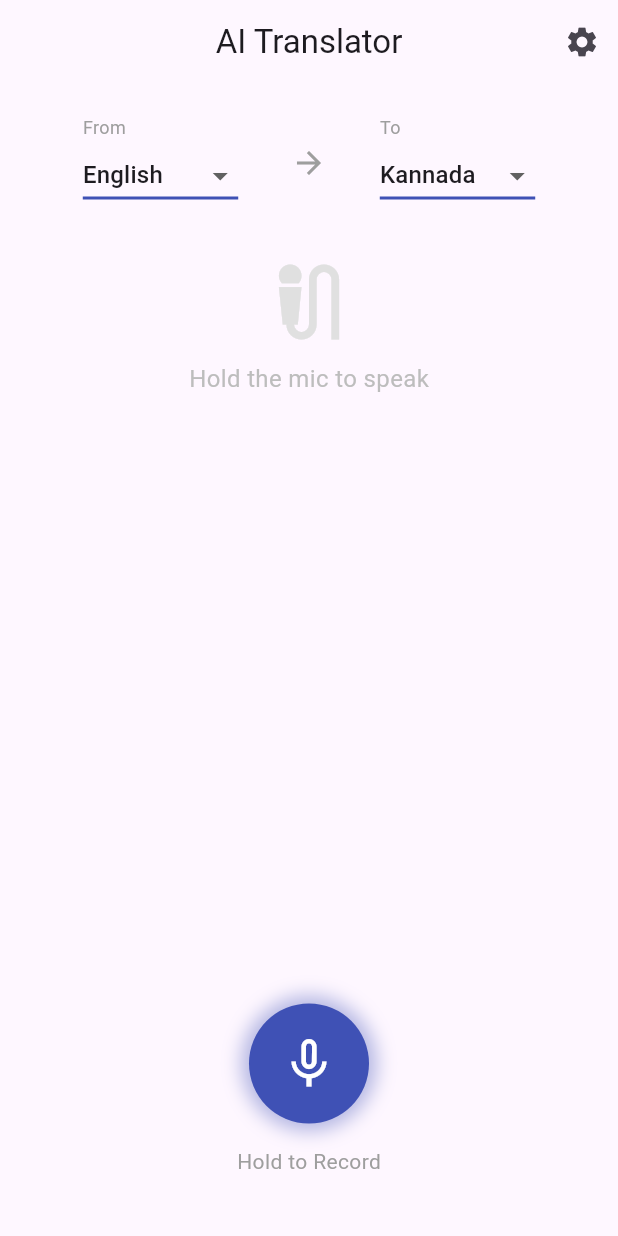
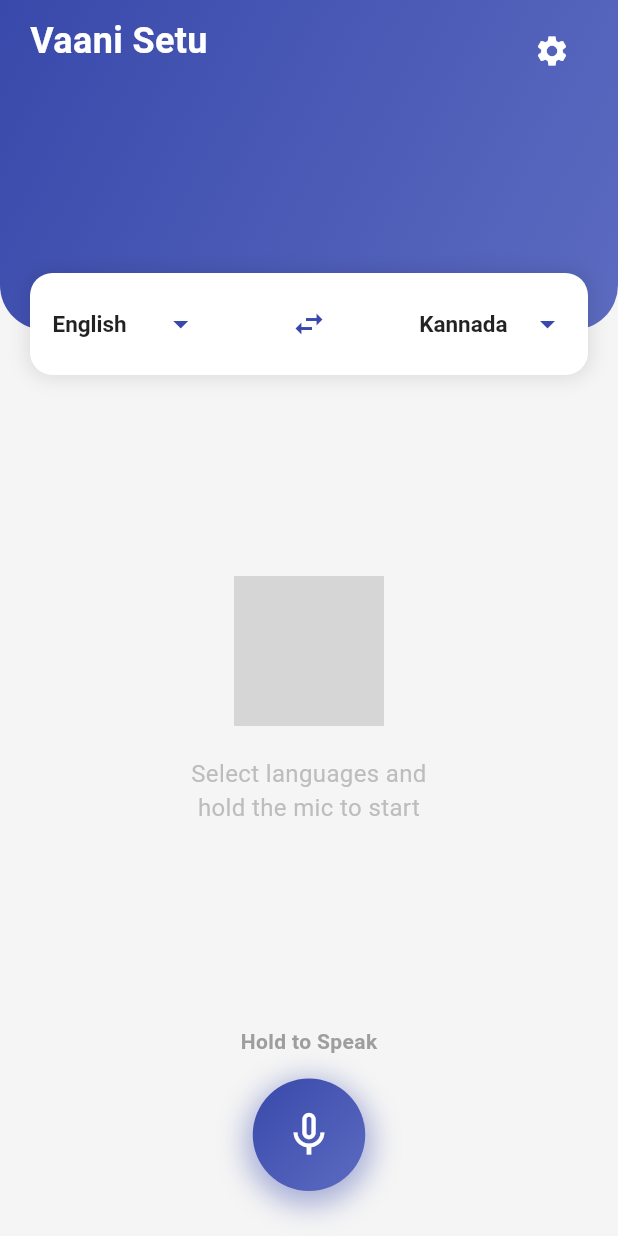
Before and after one commit to mithun00gowda/voice_translater_app_flutter, a Flutter app: the screen it shows after launch, on a phone screen of 412 x 824 dp. Run offline on Flutter 3.47's test engine with Material 3 defaults, Android fonts, the phone set to English and light mode, and no system bars; our stand-ins replace audioplayers, permission_handler, shared_preferences; missing offline and left inert: record; grey boxes are pictures that could not be loaded.

Commit message:
changes in design and work orieneted

```diff
--- a/lib/viewmodels/home_viewmodel.dart
+++ b/lib/viewmodels/home_viewmodel.dart
@@ -21,12 +21,7 @@ class HomeViewModel extends ChangeNotifier {
   String targetLanguage = 'Kannada';
 
   final List<String> languages = [
-    'English',
-    'Hindi',
-    'Kannada',
-    'Tamil',
-    'Telugu',
-    'Malayalam',
+    'English', 'Hindi', 'Kannada', 'Tamil', 'Telugu', 'Malayalam'
   ];
 
   bool get isRecording => _isRecording;
@@ -34,7 +29,17 @@ class HomeViewModel extends ChangeNotifier {
   TranslationModel? get translationData => _translationData;
   String get errorMessage => _errorMessage;
 
+  // === NEW: Clears old data automatically ===
+  void clearData() {
+    _translationData = null;
+    _errorMessage = '';
+    notifyListeners();
+  }
+
   Future<void> startRecording() async {
+    // 1. AUTO REFRESH: Clear previous results immediately
+    clearData();
+
     var status = await Permission.microphone.request();
     if (status != PermissionStatus.granted) {
       _errorMessage = "Microphone permission needed";
@@ -49,7 +54,6 @@ class HomeViewModel extends ChangeNotifier {
       if (await _audioRecorder.hasPermission()) {
         await _audioRecorder.start(const RecordConfig(), path: path);
         _isRecording = true;
-        _errorMessage = '';
         notifyListeners();
       }
     } catch (e) {
@@ -59,6 +63,7 @@ class HomeViewModel extends ChangeNotifier {
   }
 
   Future<void> stopRecording() async {
+    // Stop recorder
     final path = await _audioRecorder.stop();
     _isRecording = false;
     notifyListeners();
@@ -76,7 +81,7 @@ class HomeViewModel extends ChangeNotifier {
     _translationData = await _apiService.translateAudio(
       audioFile,
       sourceLanguage,
-      targetLanguage,
+      targetLanguage
     );
 
     _isLoading = false;
@@ -90,12 +95,8 @@ class HomeViewModel extends ChangeNotifier {
   }
 
   Future<void> playTranslatedAudio() async {
-    if (_translationData != null &&
-        _translationData!.audioFileName.isNotEmpty) {
-      // Wait for the correct URL (based on current IP settings)
-      String url = await _apiService.getAudioUrl(
-        _translationData!.audioFileName,
-      );
+    if (_translationData != null && _translationData!.audioFileName.isNotEmpty) {
+      String url = await _apiService.getAudioUrl(_translationData!.audioFileName);
       await _audioPlayer.play(UrlSource(url));
     }
   }
@@ -113,4 +114,13 @@ class HomeViewModel extends ChangeNotifier {
       notifyListeners();
     }
   }
+
+  // Swap languages for convenience
+  void swapLanguages() {
+    String temp = sourceLanguage;
+    sourceLanguage = targetLanguage;
+    targetLanguage = temp;
+    clearData(); // Clear data on swap
+    notifyListeners();
+  }
 }
--- a/lib/views/home_screen.dart
+++ b/lib/views/home_screen.dart
@@ -12,99 +12,161 @@ class HomeScreen extends StatelessWidget {
     final viewModel = Provider.of<HomeViewModel>(context);
 
     return Scaffold(
-      appBar: AppBar(
-        title: const Text("AI Translator"),
-        centerTitle: true,
-        elevation: 0,
-        actions: [
+      backgroundColor: Colors.grey[100], // Cleaner background
+      body: Column(
+        children: [
+          // ==============================
+          // 1. MODERN HEADER & LANGUAGES
+          // ==============================
+          Stack(
+            clipBehavior: Clip.none,
+            alignment: Alignment.bottomCenter,
+            children: [
+              // Blue Curved Background
+              Container(
+                height: 220,
+                width: double.infinity,
+                decoration: const BoxDecoration(
+                  gradient: LinearGradient(
+                    colors: [Color(0xFF3949AB), Color(0xFF5C6BC0)],
+                    begin: Alignment.topLeft,
+                    end: Alignment.bottomRight,
+                  ),
+                  borderRadius: BorderRadius.only(
+                    bottomLeft: Radius.circular(30),
+                    bottomRight: Radius.circular(30),
+                  ),
+                ),
+                child: SafeArea(
+                  child: Padding(
+                    padding: const EdgeInsets.symmetric(horizontal: 20, vertical: 10),
+                    child: Row(
+                      mainAxisAlignment: MainAxisAlignment.spaceBetween,
+                      crossAxisAlignment: CrossAxisAlignment.start,
+                      children: [
+                        const Text(
+                          "Vaani Setu",
+                          style: TextStyle(
+                            color: Colors.white,
+                            fontSize: 24,
+                            fontWeight: FontWeight.bold,
+                          ),
+                        ),
                         IconButton(
-            icon: const Icon(Icons.settings),
+                          icon: const Icon(Icons.settings, color: Colors.white),
                           onPressed: () {
                             Navigator.push(
                               context,
                               MaterialPageRoute(builder: (context) => const SettingsScreen()),
                             );
                           },
-          ),
+                        )
                       ],
                     ),
-      body: Padding(
-        padding: const EdgeInsets.all(20.0),
-        child: Column(
+                  ),
+                ),
+              ),
+
+              // Floating Language Selectors
+              Positioned(
+                bottom: -30,
+                left: 20,
+                right: 20,
+                child: Container(
+                  padding: const EdgeInsets.symmetric(horizontal: 15, vertical: 10),
+                  decoration: BoxDecoration(
+                    color: Colors.white,
+                    borderRadius: BorderRadius.circular(15),
+                    boxShadow: [
+                      BoxShadow(
+                        color: Colors.black.withOpacity(0.1),
+                        blurRadius: 10,
+                        spreadRadius: 2,
+                      )
+                    ],
+                  ),
+                  child: Row(
+                    mainAxisAlignment: MainAxisAlignment.spaceBetween,
                     children: [
-            // --- Language Selectors ---
-            Row(
-              mainAxisAlignment: MainAxisAlignment.spaceEvenly,
-              children: [
-                _buildDropdown(
-                  value: viewModel.sourceLanguage,
-                  items: viewModel.languages,
-                  onChanged: viewModel.setSourceLanguage,
-                  label: "From",
+                      _buildLangSelector(context, viewModel.sourceLanguage, viewModel.languages, viewModel.setSourceLanguage),
+
+                      // Swap Button
+                      IconButton(
+                        icon: const Icon(Icons.swap_horiz, color: Color(0xFF3949AB)),
+                        onPressed: viewModel.swapLanguages,
                       ),
-                const Icon(Icons.arrow_forward, color: Colors.grey),
-                _buildDropdown(
-                  value: viewModel.targetLanguage,
-                  items: viewModel.languages,
-                  onChanged: viewModel.setTargetLanguage,
-                  label: "To",
+
+                      _buildLangSelector(context, viewModel.targetLanguage, viewModel.languages, viewModel.setTargetLanguage),
+                    ],
+                  ),
+                ),
               ),
             ],
           ),
 
-            const SizedBox(height: 30),
+          const SizedBox(height: 50), // Spacing for floating card
 
-            // --- Results Area ---
+          // ==============================
+          // 2. DYNAMIC CONTENT AREA
+          // ==============================
           Expanded(
-              child: SingleChildScrollView(
+            child: Padding(
+              padding: const EdgeInsets.symmetric(horizontal: 20),
+              child: AnimatedSwitcher(
+                duration: const Duration(milliseconds: 300),
+                child: _buildMainContent(viewModel),
+              ),
+            ),
+          ),
+
+          // ==============================
+          // 3. MIC BUTTON AREA
+          // ==============================
+          Container(
+            padding: const EdgeInsets.only(bottom: 30, top: 20),
             child: Column(
               children: [
-                    if (viewModel.errorMessage.isNotEmpty)
                 Text(
-                        viewModel.errorMessage,
-                        style: const TextStyle(color: Colors.red),
+                  viewModel.isRecording ? "Listening..." : "Hold to Speak",
+                  style: TextStyle(
+                    color: viewModel.isRecording ? Colors.redAccent : Colors.grey,
+                    fontWeight: FontWeight.w600,
                   ),
-
-                    if (viewModel.isLoading)
-                      const Column(
-                        children: [
-                          CircularProgressIndicator(),
-                          SizedBox(height: 10),
-                          Text(
-                            "Translating...",
-                            style: TextStyle(color: Colors.grey),
                 ),
+                const SizedBox(height: 15),
+                RippleAnimation(
+                  isRecording: viewModel.isRecording,
+                  color: Colors.redAccent.withOpacity(0.5),
+                  child: GestureDetector(
+                    onLongPressStart: (_) => viewModel.startRecording(),
+                    onLongPressEnd: (_) => viewModel.stopRecording(),
+                    child: Container(
+                      height: 75,
+                      width: 75,
+                      decoration: BoxDecoration(
+                        gradient: LinearGradient(
+                          colors: viewModel.isRecording
+                            ? [Colors.redAccent, Colors.red]
+                            : [const Color(0xFF3949AB), const Color(0xFF5C6BC0)],
+                          begin: Alignment.topLeft,
+                          end: Alignment.bottomRight,
+                        ),
+                        shape: BoxShape.circle,
+                        boxShadow: [
+                          BoxShadow(
+                            color: (viewModel.isRecording ? Colors.red : const Color(0xFF3949AB)).withOpacity(0.4),
+                            blurRadius: 15,
+                            spreadRadius: 5,
+                            offset: const Offset(0, 5),
+                          )
                         ],
-                      )
-                    else if (viewModel.translationData != null) ...[
-                      _buildResultCard(
-                        title: "You said (${viewModel.sourceLanguage})",
-                        content: viewModel.translationData!.originalText,
-                        color: Colors.grey.shade200,
                       ),
-                      const SizedBox(height: 10),
-                      _buildResultCard(
-                        title: "Translation (${viewModel.targetLanguage})",
-                        content: viewModel.translationData!.translatedText,
-                        color: Colors.indigo.shade50,
-                        isTarget: true,
-                        onPlay: viewModel.playTranslatedAudio,
+                      child: Icon(
+                        viewModel.isRecording ? Icons.mic : Icons.mic_none,
+                        color: Colors.white,
+                        size: 35,
                       ),
-                    ] else
-                      Center(
-                        child: Column(
-                          children: [
-                            Icon(
-                              Icons.mic_external_on,
-                              size: 60,
-                              color: Colors.grey.shade300,
                     ),
-                            const SizedBox(height: 10),
-                            Text(
-                              "Hold the mic to speak",
-                              style: TextStyle(
-                                color: Colors.grey.shade400,
-                                fontSize: 16,
                   ),
                 ),
               ],
@@ -112,125 +174,160 @@ class HomeScreen extends StatelessWidget {
           ),
         ],
       ),
-              ),
-            ),
+    );
+  }
 
-            // --- Animated Mic Button ---
-            const SizedBox(height: 20),
+  // --- Helper Widgets ---
 
-            // 1. Wrap the button in the Animation Widget
-            RippleAnimation(
-              isRecording: viewModel.isRecording,
-              color: Colors.red.withOpacity(0.5), // Color of the waves
-              child: GestureDetector(
-                onLongPressStart: (_) => viewModel.startRecording(),
-                onLongPressEnd: (_) => viewModel.stopRecording(),
-                child: Container(
-                  height: 80,
-                  width: 80,
-                  decoration: BoxDecoration(
-                    color: viewModel.isRecording ? Colors.red : Colors.indigo,
-                    shape: BoxShape.circle,
-                    boxShadow: [
-                      BoxShadow(
-                        color:
-                            (viewModel.isRecording ? Colors.red : Colors.indigo)
-                                .withOpacity(0.4),
-                        blurRadius: 10,
-                        spreadRadius: 5,
+  Widget _buildMainContent(HomeViewModel viewModel) {
+    if (viewModel.errorMessage.isNotEmpty) {
+      return Center(
+        child: Column(
+          mainAxisAlignment: MainAxisAlignment.center,
+          children: [
+            const Icon(Icons.error_outline, size: 50, color: Colors.redAccent),
+            const SizedBox(height: 10),
+            Text(
+              viewModel.errorMessage,
+              textAlign: TextAlign.center,
+              style: const TextStyle(color: Colors.grey),
             ),
           ],
-                  ),
-                  child: Icon(
-                    viewModel.isRecording ? Icons.mic : Icons.mic_none,
-                    color: Colors.white,
-                    size: 40,
-                  ),
-                ),
-              ),
-            ),
-
-            const SizedBox(height: 15),
-            Text(
-              viewModel.isRecording ? "Listening..." : "Hold to Record",
-              style: TextStyle(
-                color: viewModel.isRecording ? Colors.red : Colors.grey,
-                fontWeight: viewModel.isRecording
-                    ? FontWeight.bold
-                    : FontWeight.normal,
-              ),
-            ),
-            const SizedBox(height: 20),
-          ],
-        ),
         ),
       );
     }
 
-  Widget _buildDropdown({
-    required String value,
-    required List<String> items,
-    required Function(String?) onChanged,
-    required String label,
-  }) {
-    return Column(
-      crossAxisAlignment: CrossAxisAlignment.start,
+    if (viewModel.isLoading) {
+      return Center(
+        child: Column(
+          mainAxisAlignment: MainAxisAlignment.center,
           children: [
-        Text(label, style: const TextStyle(fontSize: 12, color: Colors.grey)),
-        DropdownButton<String>(
-          value: value,
-          icon: const Icon(Icons.arrow_drop_down),
-          underline: Container(height: 2, color: Colors.indigo),
-          onChanged: onChanged,
-          items: items.map<DropdownMenuItem<String>>((String value) {
-            return DropdownMenuItem<String>(value: value, child: Text(value));
-          }).toList(),
+            const CircularProgressIndicator(color: Color(0xFF3949AB)),
+            const SizedBox(height: 20),
+            Text(
+              "Translating...",
+              style: TextStyle(color: Colors.grey[600], fontSize: 16),
+            ),
+          ],
+        ),
+      );
+    }
+
+    if (viewModel.translationData != null) {
+      return ListView(
+        children: [
+          // User Bubble
+          _buildChatBubble(
+            text: viewModel.translationData!.originalText,
+            lang: viewModel.sourceLanguage,
+            isMe: true,
+          ),
+          const SizedBox(height: 20),
+          // Translation Bubble
+          _buildChatBubble(
+            text: viewModel.translationData!.translatedText,
+            lang: viewModel.targetLanguage,
+            isMe: false,
+            onPlay: viewModel.playTranslatedAudio,
           ),
         ],
       );
     }
 
-  Widget _buildResultCard({
-    required String title,
-    required String content,
-    required Color color,
-    bool isTarget = false,
-    VoidCallback? onPlay,
-  }) {
-    return Container(
-      width: double.infinity,
-      padding: const EdgeInsets.all(15),
-      decoration: BoxDecoration(
-        color: color,
-        borderRadius: BorderRadius.circular(15),
+    // Default Empty State
+    return Center(
+      child: Column(
+        mainAxisAlignment: MainAxisAlignment.center,
+        children: [
+          Opacity(
+            opacity: 0.2,
+            child: Image.asset('assets/voice_icon.png', height: 100, errorBuilder: (_,__,___) => const Icon(Icons.graphic_eq, size: 100, color: Colors.grey)),
           ),
-      child: Column(
-        crossAxisAlignment: CrossAxisAlignment.start,
-        children: [
-          Row(
-            mainAxisAlignment: MainAxisAlignment.spaceBetween,
-            children: [
+          const SizedBox(height: 20),
           Text(
-                title,
-                style: const TextStyle(
-                  fontWeight: FontWeight.bold,
-                  color: Colors.black54,
-                ),
-              ),
-              if (isTarget)
-                IconButton(
-                  icon: const Icon(Icons.volume_up, color: Colors.indigo),
-                  onPressed: onPlay,
-                ),
-            ],
-          ),
-          const SizedBox(height: 5),
-          Text(
-            content,
-            style: const TextStyle(fontSize: 18, fontWeight: FontWeight.w500),
+            "Select languages and\nhold the mic to start",
+            textAlign: TextAlign.center,
+            style: TextStyle(color: Colors.grey[400], fontSize: 16),
           ),
         ],
       ),
     );
   }
+
+  Widget _buildChatBubble({required String text, required String lang, required bool isMe, VoidCallback? onPlay}) {
+    return Align(
+      alignment: isMe ? Alignment.centerRight : Alignment.centerLeft,
+      child: Column(
+        crossAxisAlignment: isMe ? CrossAxisAlignment.end : CrossAxisAlignment.start,
+        children: [
+          Text(lang, style: const TextStyle(fontSize: 12, color: Colors.grey)),
+          const SizedBox(height: 5),
+          Container(
+            constraints: const BoxConstraints(maxWidth: 280),
+            padding: const EdgeInsets.all(15),
+            decoration: BoxDecoration(
+              color: isMe ? const Color(0xFFE8EAF6) : Colors.white, // Grey for user, White for result
+              borderRadius: BorderRadius.only(
+                topLeft: const Radius.circular(20),
+                topRight: const Radius.circular(20),
+                bottomLeft: isMe ? const Radius.circular(20) : const Radius.circular(0),
+                bottomRight: isMe ? const Radius.circular(0) : const Radius.circular(20),
+              ),
+              boxShadow: [
+                BoxShadow(color: Colors.black.withOpacity(0.05), blurRadius: 5, offset: const Offset(0, 2))
+              ],
+              border: isMe ? null : Border.all(color: const Color(0xFF3949AB).withOpacity(0.1)),
+            ),
+            child: Column(
+              crossAxisAlignment: CrossAxisAlignment.start,
+              children: [
+                Text(
+                  text,
+                  style: TextStyle(
+                    fontSize: 18,
+                    color: Colors.black87,
+                    fontWeight: isMe ? FontWeight.normal : FontWeight.w500,
+                  ),
+                ),
+                if (!isMe && onPlay != null) ...[
+                  const SizedBox(height: 10),
+                  Align(
+                    alignment: Alignment.bottomRight,
+                    child: InkWell(
+                      onTap: onPlay,
+                      child: Container(
+                        padding: const EdgeInsets.all(8),
+                        decoration: BoxDecoration(
+                          color: const Color(0xFF3949AB).withOpacity(0.1),
+                          shape: BoxShape.circle,
+                        ),
+                        child: const Icon(Icons.volume_up, color: Color(0xFF3949AB), size: 20),
+                      ),
+                    ),
+                  )
+                ]
+              ],
+            ),
+          ),
+        ],
+      ),
+    );
   }
+
+  Widget _buildLangSelector(BuildContext context, String current, List<String> items, Function(String?) onChange) {
+    return DropdownButtonHideUnderline(
+      child: DropdownButton<String>(
+        value: current,
+        icon: const Icon(Icons.arrow_drop_down, color: Color(0xFF3949AB)),
+        style: const TextStyle(color: Colors.black87, fontWeight: FontWeight.w600, fontSize: 15),
+        items: items.map((String value) {
+          return DropdownMenuItem<String>(
+            value: value,
+            child: Text(value),
+          );
+        }).toList(),
+        onChanged: onChange,
+      ),
+    );
+  }
+}
```
Lines whose indentation alone changed are shown as unchanged.
